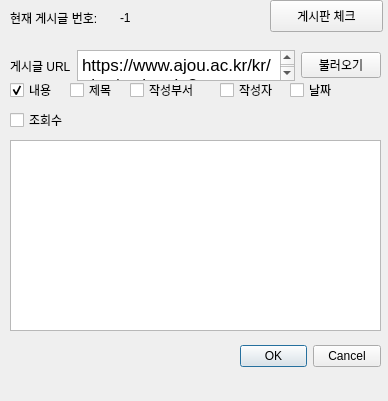
KyoungsueKim/bug-free-broccoli, file bug-free-broccoli/untitled.ui: the form before one commit.
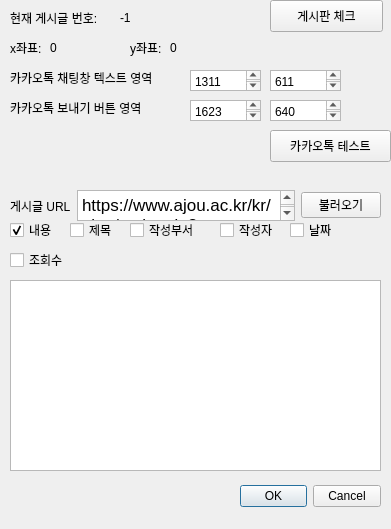
The form after the commit.

Commit message: mouse Position search and kakaoTalk send function added

What changed in the file:
```diff
--- a/bug-free-broccoli/untitled.ui
+++ b/bug-free-broccoli/untitled.ui
@@ -6,8 +6,8 @@
    <rect>
     <x>0</x>
     <y>0</y>
-    <width>388</width>
-    <height>401</height>
+    <width>391</width>
+    <height>529</height>
    </rect>
   </property>
   <property name="windowTitle">
@@ -17,7 +17,7 @@
    <property name="geometry">
     <rect>
      <x>240</x>
-     <y>340</y>
+     <y>480</y>
      <width>141</width>
      <height>32</height>
     </rect>
@@ -33,7 +33,7 @@
    <property name="geometry">
     <rect>
      <x>10</x>
-     <y>140</y>
+     <y>280</y>
      <width>371</width>
      <height>191</height>
     </rect>
@@ -43,7 +43,7 @@
    <property name="geometry">
     <rect>
      <x>10</x>
-     <y>50</y>
+     <y>190</y>
      <width>371</width>
      <height>31</height>
     </rect>
@@ -83,7 +83,7 @@
    <property name="geometry">
     <rect>
      <x>10</x>
-     <y>80</y>
+     <y>220</y>
      <width>51</width>
      <height>20</height>
     </rect>
@@ -99,7 +99,7 @@
    <property name="geometry">
     <rect>
      <x>70</x>
-     <y>80</y>
+     <y>220</y>
      <width>51</width>
      <height>20</height>
     </rect>
@@ -112,7 +112,7 @@
    <property name="geometry">
     <rect>
      <x>130</x>
-     <y>80</y>
+     <y>220</y>
      <width>81</width>
      <height>20</height>
     </rect>
@@ -125,7 +125,7 @@
    <property name="geometry">
     <rect>
      <x>220</x>
-     <y>80</y>
+     <y>220</y>
      <width>61</width>
      <height>20</height>
     </rect>
@@ -138,7 +138,7 @@
    <property name="geometry">
     <rect>
      <x>290</x>
-     <y>80</y>
+     <y>220</y>
      <width>51</width>
      <height>20</height>
     </rect>
@@ -151,7 +151,7 @@
    <property name="geometry">
     <rect>
      <x>10</x>
-     <y>110</y>
+     <y>250</y>
      <width>71</width>
      <height>20</height>
     </rect>
@@ -199,6 +199,149 @@
     <string>-1</string>
    </property>
   </widget>
+  <widget class="QLabel" name="label_4">
+   <property name="geometry">
+    <rect>
+     <x>10</x>
+     <y>40</y>
+     <width>41</width>
+     <height>16</height>
+    </rect>
+   </property>
+   <property name="text">
+    <string>x좌표: </string>
+   </property>
+  </widget>
+  <widget class="QLabel" name="label_5">
+   <property name="geometry">
+    <rect>
+     <x>50</x>
+     <y>40</y>
+     <width>60</width>
+     <height>16</height>
+    </rect>
+   </property>
+   <property name="text">
+    <string>0</string>
+   </property>
+  </widget>
+  <widget class="QLabel" name="label_6">
+   <property name="geometry">
+    <rect>
+     <x>130</x>
+     <y>40</y>
+     <width>41</width>
+     <height>16</height>
+    </rect>
+   </property>
+   <property name="text">
+    <string>y좌표: </string>
+   </property>
+  </widget>
+  <widget class="QLabel" name="label_7">
+   <property name="geometry">
+    <rect>
+     <x>170</x>
+     <y>40</y>
+     <width>60</width>
+     <height>16</height>
+    </rect>
+   </property>
+   <property name="text">
+    <string>0</string>
+   </property>
+  </widget>
+  <widget class="QLabel" name="label_8">
+   <property name="geometry">
+    <rect>
+     <x>10</x>
+     <y>70</y>
+     <width>171</width>
+     <height>16</height>
+    </rect>
+   </property>
+   <property name="text">
+    <string>카카오톡 채팅창 텍스트 영역</string>
+   </property>
+  </widget>
+  <widget class="QPlainTextEdit" name="plainTextEdit">
+   <property name="geometry">
+    <rect>
+     <x>190</x>
+     <y>70</y>
+     <width>71</width>
+     <height>21</height>
+    </rect>
+   </property>
+   <property name="plainText">
+    <string>1311</string>
+   </property>
+  </widget>
+  <widget class="QPlainTextEdit" name="plainTextEdit_2">
+   <property name="geometry">
+    <rect>
+     <x>270</x>
+     <y>70</y>
+     <width>71</width>
+     <height>21</height>
+    </rect>
+   </property>
+   <property name="plainText">
+    <string>611</string>
+   </property>
+  </widget>
+  <widget class="QPlainTextEdit" name="plainTextEdit_3">
+   <property name="geometry">
+    <rect>
+     <x>190</x>
+     <y>100</y>
+     <width>71</width>
+     <height>21</height>
+    </rect>
+   </property>
+   <property name="plainText">
+    <string>1623</string>
+   </property>
+  </widget>
+  <widget class="QLabel" name="label_9">
+   <property name="geometry">
+    <rect>
+     <x>10</x>
+     <y>100</y>
+     <width>171</width>
+     <height>16</height>
+    </rect>
+   </property>
+   <property name="text">
+    <string>카카오톡 보내기 버튼 영역</string>
+   </property>
+  </widget>
+  <widget class="QPlainTextEdit" name="plainTextEdit_4">
+   <property name="geometry">
+    <rect>
+     <x>270</x>
+     <y>100</y>
+     <width>71</width>
+     <height>21</height>
+    </rect>
+   </property>
+   <property name="plainText">
+    <string>640</string>
+   </property>
+  </widget>
+  <widget class="QPushButton" name="pushButton_3">
+   <property name="geometry">
+    <rect>
+     <x>270</x>
+     <y>130</y>
+     <width>121</width>
+     <height>32</height>
+    </rect>
+   </property>
+   <property name="text">
+    <string>카카오톡 테스트</string>
+   </property>
+  </widget>
  </widget>
  <resources/>
  <connections>
```
The commit also changes 2 other files.
